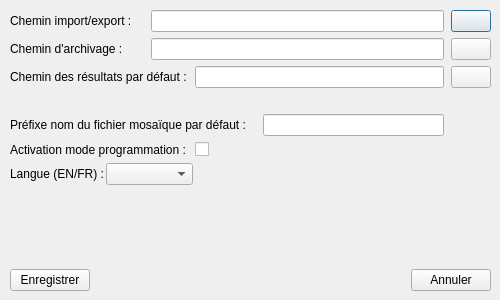
Above: Src/MatisseServer/ui/PreferencesDialog.ui from IfremerUnderwater/Matisse before the change. Below: the same form after it.
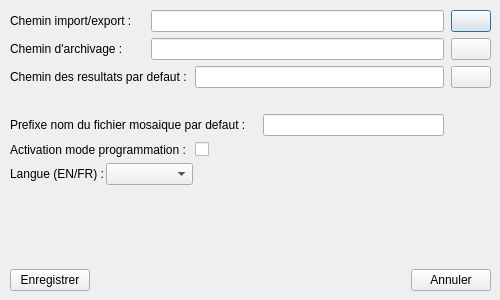
That is the form after the change. Icons and pictures are not drawn.

```diff
--- a/Src/MatisseServer/ui/PreferencesDialog.ui
+++ b/Src/MatisseServer/ui/PreferencesDialog.ui
@@ -17,7 +17,7 @@
    <iconset resource="resources/resources.qrc">
     <normaloff>:/jpg/ifremer-grand.jpg</normaloff>:/jpg/ifremer-grand.jpg</iconset>
   </property>
-  <widget class="QWidget" name="">
+  <widget class="QWidget" name="layoutWidget">
    <property name="geometry">
     <rect>
      <x>0</x>
@@ -83,7 +83,7 @@
       <item row="4" column="1" colspan="6">
        <widget class="QLabel" name="_LA_DefaultMosaicPrefix">
         <property name="text">
-         <string>Préfixe nom du fichier mosaïque par défaut :</string>
+         <string>Prefixe nom du fichier mosaique par defaut :</string>
         </property>
        </widget>
       </item>
@@ -170,7 +170,7 @@
       <item row="2" column="1" colspan="3">
        <widget class="QLabel" name="_LA_defaultResultPath">
         <property name="text">
-         <string>Chemin des résultats par défaut :</string>
+         <string>Chemin des resultats par defaut :</string>
         </property>
        </widget>
       </item>
```
Left out of the diff: 4 changed lines with no effect on the pictures.
